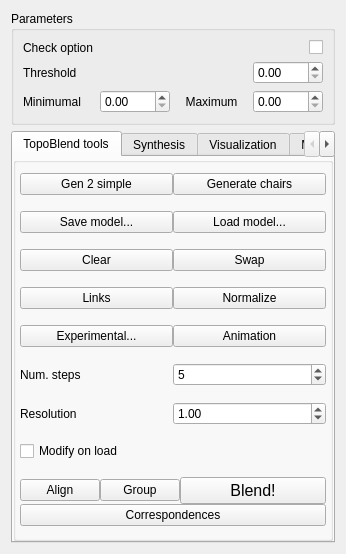
First picture: the form in topo-blend/topo_blend_widget.ui, repository ialhashim/topo-blend, before the edit.
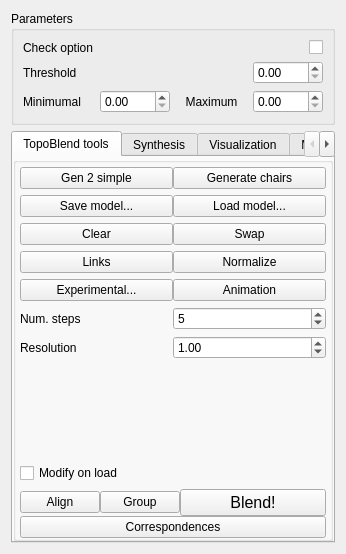
Second picture: the form after the edit. Icons and pictures are not drawn.

What changed in the file:
```diff
--- a/topo-blend/topo_blend_widget.ui
+++ b/topo-blend/topo_blend_widget.ui
@@ -105,7 +105,7 @@
            <number>4</number>
           </property>
           <property name="topMargin">
-           <number>0</number>
+           <number>4</number>
           </property>
           <property name="rightMargin">
            <number>4</number>
@@ -138,7 +138,7 @@
             </property>
            </widget>
           </item>
-          <item row="12" column="0" colspan="2">
+          <item row="13" column="0" colspan="2">
            <layout class="QGridLayout" name="gridLayout_4">
             <item row="0" column="1">
              <widget class="QPushButton" name="groupButton">
@@ -242,7 +242,7 @@
             </property>
            </widget>
           </item>
-          <item row="11" column="0">
+          <item row="12" column="0">
            <widget class="QCheckBox" name="isModifyModel">
             <property name="text">
              <string>Modify on load</string>
@@ -343,6 +343,19 @@
             </property>
            </widget>
           </item>
+          <item row="11" column="0" colspan="2">
+           <spacer name="verticalSpacer_2">
+            <property name="orientation">
+             <enum>Qt::Vertical</enum>
+            </property>
+            <property name="sizeHint" stdset="0">
+             <size>
+              <width>20</width>
+              <height>40</height>
+             </size>
+            </property>
+           </spacer>
+          </item>
          </layout>
         </widget>
        </item>
```
Left out of the diff: 14 changed lines with no effect on the pictures.
